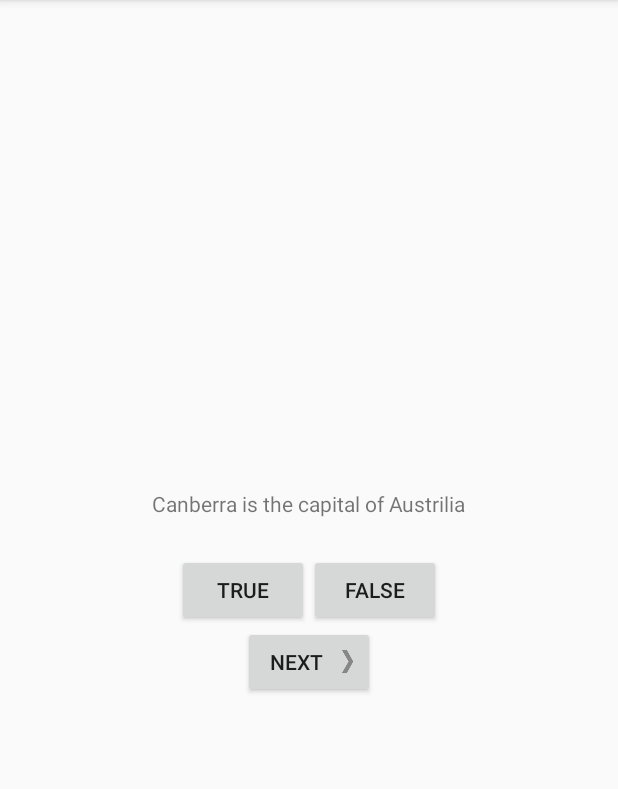
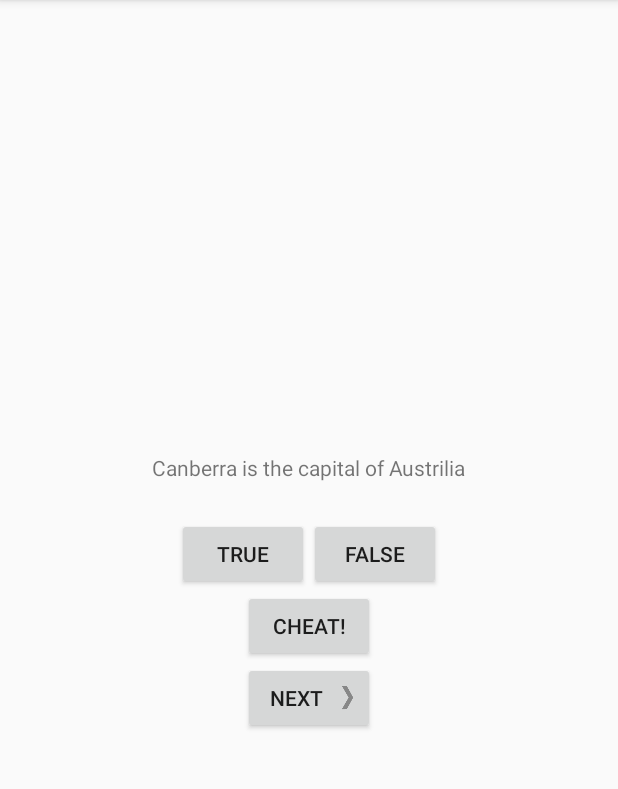
Before and after one commit to arrmixer/Android, an Android app: the screen it shows after launch (QuizActivity), after a tap on "TRUE", on a phone screen of 412 x 824 dp, the part 84-873 px from its top. Run offline under Robolectric (Android 15) with nearby library versions, the phone set to English and light mode, and no system bars.

Commit message:
add new activity with Intent

```diff
--- a/app/build.gradle
+++ b/app/build.gradle
@@ -17,6 +17,7 @@
             proguardFiles getDefaultProguardFile('proguard-android.txt'), 'proguard-rules.pro'
         }
     }
+
 }
 
 dependencies {
--- a/app/src/main/java/com/bignerdranch/andriod/geoquiz/QuizActivity.java
+++ b/app/src/main/java/com/bignerdranch/andriod/geoquiz/QuizActivity.java
@@ -1,5 +1,8 @@
 package com.bignerdranch.andriod.geoquiz;
 
+import android.app.Activity;
+import android.content.Context;
+import android.content.Intent;
 import android.support.v7.app.AppCompatActivity;
 import android.os.Bundle;
 import android.util.Log;
@@ -9,12 +12,16 @@
 import android.widget.Toast;
 
 public class QuizActivity extends AppCompatActivity {
-    private static final String TAG = "QuizAcitivity";
+    private static final String TAG = QuizActivity.class.getSimpleName();
     private static final String KEY_INDEX = "index";
+    private static final String EXTRA_ANSWER_IS_TRUE = "com.bignerdranch.android.geoquiz.answer_is_true";
+    private static final String EXTRA_ANSWER_SHOWN = "com.bignerdranch.android.answer_shown";
+    private int REQUEST_CHEAT_CODE = 0;
 
     private Button mTrueButton;
     private Button mFalseButton;
     private Button mNextButton;
+    private Button mCheatButton;
     private TextView mQuestionTextView;
 
     //array of question objects from values folder
@@ -28,6 +35,7 @@
     };
 
     private int mCurrentIndex = 0;
+    private boolean mIsCheater;
 
     @Override
     protected void onStart() {
@@ -36,8 +44,9 @@
     }
 
     @Override
-    protected void onResume(){
+    protected void onResume() {
         super.onResume();
+
         Log.d(TAG, "onResume: called");
     }
 
@@ -48,23 +57,31 @@
     }
 
     @Override
-    public void onSaveInstanceState(Bundle savedInstanceState){
+    public void onSaveInstanceState(Bundle savedInstanceState) {
         super.onSaveInstanceState(savedInstanceState);
         Log.i(TAG, "onSaveInstanceState");
         savedInstanceState.putInt(KEY_INDEX, mCurrentIndex);
+
     }
 
     @Override
-    protected void onStop(){
+    protected void onStop() {
         super.onStop();
         Log.d(TAG, "onStop: called");
     }
 
     @Override
-    protected void onDestroy(){
+    protected void onDestroy() {
         super.onDestroy();
         Log.d(TAG, "onDestroy: called");
     }
+
+    public static Intent newIntent(Context packageContext, boolean answerIsTrue){
+        Intent intent = new Intent(packageContext, CheatActivity.class);
+        intent.putExtra(EXTRA_ANSWER_IS_TRUE, answerIsTrue);
+        return intent;
+    }
+
 
     @Override
     protected void onCreate(Bundle savedInstanceState) {
@@ -72,7 +89,7 @@
         Log.d(TAG, "onCreate(Bundle) called ");
         setContentView(R.layout.activity_quiz);
 
-        if (savedInstanceState != null){
+        if (savedInstanceState != null) {
             mCurrentIndex = savedInstanceState.getInt(KEY_INDEX, 0);
         }
 
@@ -103,9 +120,39 @@
             @Override
             public void onClick(View v) {
                 mCurrentIndex = (mCurrentIndex + 1) % mQuestionBank.length;
+                mIsCheater = false;
                 updateQuestion();
             }
         });
+
+        mCheatButton = (Button) findViewById(R.id.cheat_button);
+        mCheatButton.setOnClickListener(new View.OnClickListener() {
+                                            @Override
+                                            public void onClick(View v) {
+                    boolean isAnswerTrue = mQuestionBank[mCurrentIndex].isAnswerTrue();
+                    Context context = QuizActivity.this;
+
+                    startActivityForResult(newIntent(context, isAnswerTrue ), REQUEST_CHEAT_CODE);
+
+
+                                            }
+                                        }
+
+        );
+    }
+
+    @Override
+    protected void onActivityResult(int requestCode, int resultCode, Intent data) {
+        if(resultCode != Activity.RESULT_OK){
+            return;
+        }
+
+        if(requestCode == REQUEST_CHEAT_CODE){
+            if (data == null){
+                return;
+            }
+            mIsCheater = CheatActivity.wasAnswerShown(data);
+        }
     }
 
     private void updateQuestion() {
@@ -117,14 +164,21 @@
         boolean answerIsTrue = mQuestionBank[mCurrentIndex].isAnswerTrue();
 
         int messageResId = 0;
+        if(mIsCheater){
+            messageResId = R.string.judgement_toast;
+        }else {
+            if (userPressedTrue == answerIsTrue) {
+                messageResId = R.string.correct_toast;
+            } else {
+                messageResId = R.string.incorrect_toast;
+            }
+        }
 
-        if (userPressedTrue == answerIsTrue) {
-            messageResId = R.string.correct_toast;
-        } else {
-            messageResId = R.string.incorrect_toast;
-        }
 
         Toast.makeText(this, messageResId, Toast.LENGTH_SHORT).show();
 
     }
+
+
+
 }
--- a/app/src/main/res/layout-land/activity_quiz.xml
+++ b/app/src/main/res/layout-land/activity_quiz.xml
@@ -34,6 +34,13 @@
     </LinearLayout>
 
     <Button
+        android:id="@+id/cheat_button"
+        android:layout_width="wrap_content"
+        android:layout_height="wrap_content"
+        android:layout_gravity="bottom|center_horizontal"
+        android:text="@string/cheat_buttom"/>
+
+    <Button
         android:id="@+id/next_button"
         android:layout_width="wrap_content"
         android:layout_height="wrap_content"
--- a/app/src/main/res/layout/activity_quiz.xml
+++ b/app/src/main/res/layout/activity_quiz.xml
@@ -34,6 +34,12 @@
     </LinearLayout>
 
     <Button
+        android:id="@+id/cheat_button"
+        android:layout_width="wrap_content"
+        android:layout_height="wrap_content"
+        android:text="@string/cheat_buttom"/>
+
+    <Button
         android:id="@+id/next_button"
         android:layout_width="wrap_content"
         android:layout_height="wrap_content"
--- a/app/src/main/res/values/strings.xml
+++ b/app/src/main/res/values/strings.xml
@@ -11,4 +11,8 @@
     <string name="next_button">Next</string>
     <string name="correct_toast">Correct!</string>
     <string name="incorrect_toast">Incorrect!</string>
+    <string name="warning_text">Are you sure you want to do this?</string>
+    <string name="show_answer_button">Show Answer</string>
+    <string name="cheat_buttom">Cheat!</string>
+    <string name="judgement_toast">Cheating is wrong.</string>
 </resources>
```
Also changed, not shown: app/src/main/AndroidManifest.xml (+9 -3 lines), app/src/main/java/com/bignerdranch/andriod/geoquiz/CheatActivity.java (added, +54 -0 lines), app/src/main/java/com/bignerdranch/andriod/geoquiz/Question.java (+8 -0 lines), app/src/main/res/layout/activity_cheat.xml (added, +28 -0 lines).
